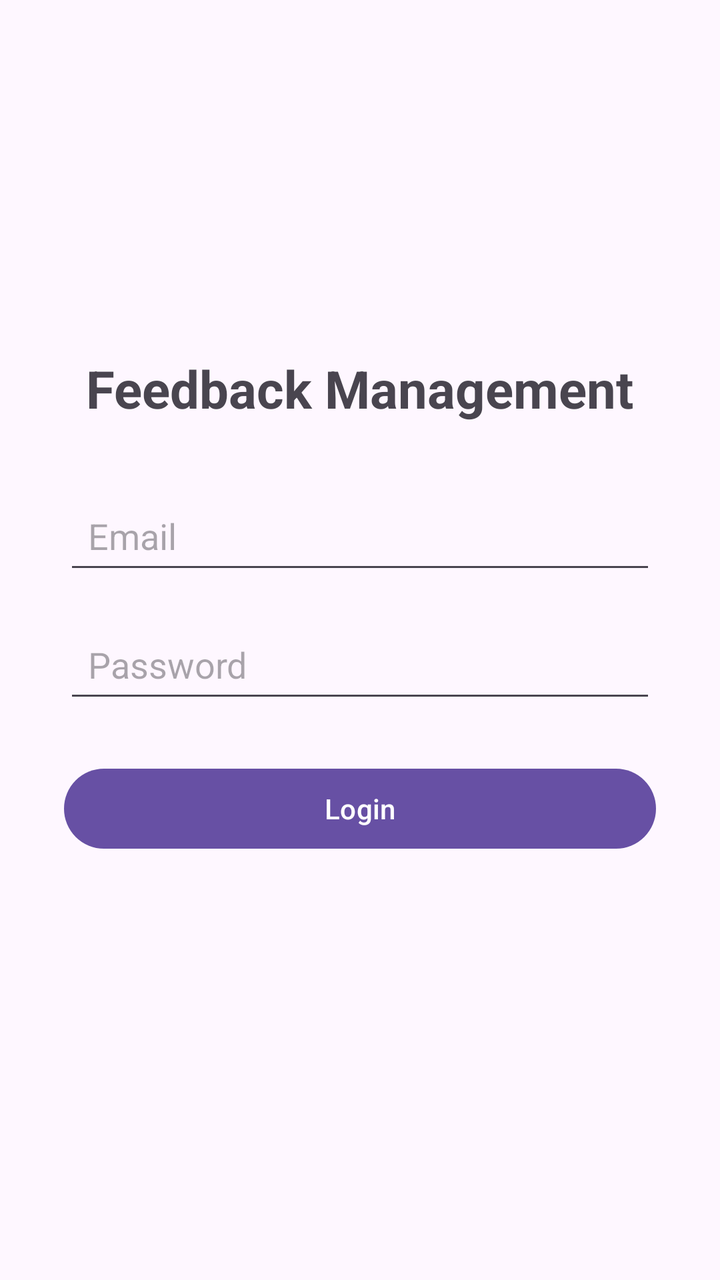
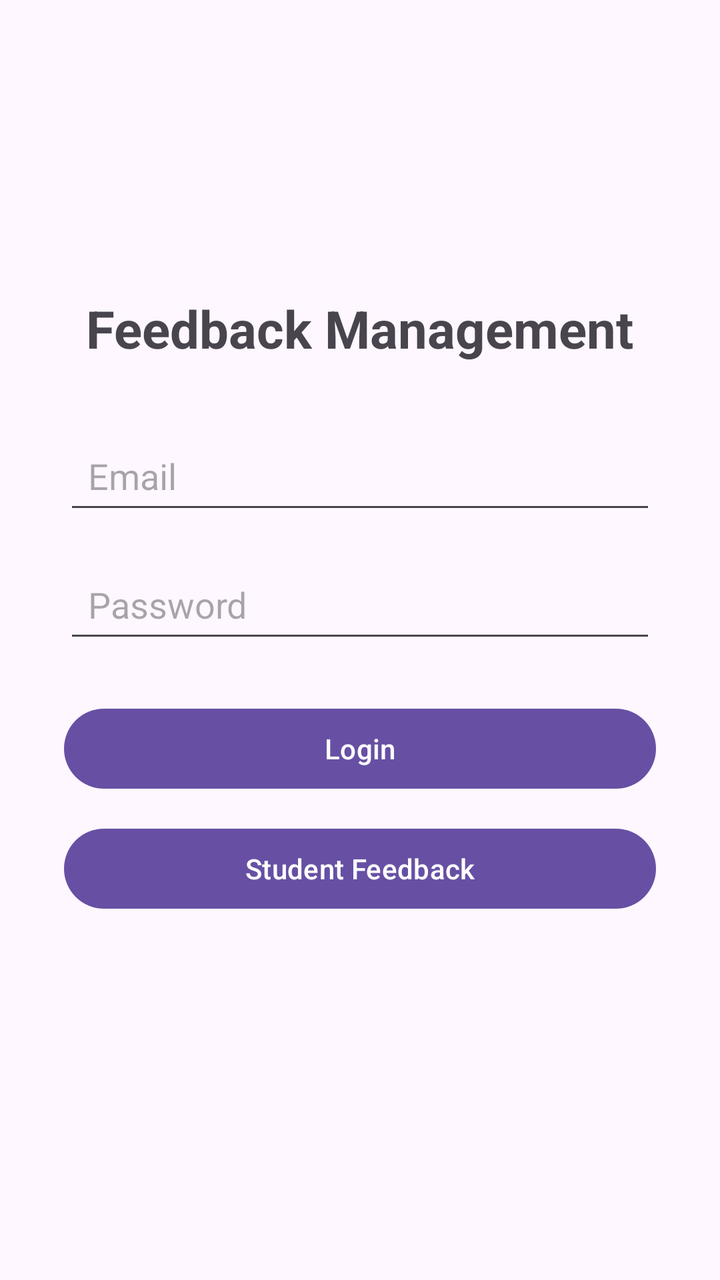

The first picture is an Android layout as it rendered before a commit; the second is the same layout after the commit. The layout source and the unified diff follow.
<!-- AndroidManifest.xml: application theme Theme.FeedbackManagement -->
<!-- res/layout/activity_main.xml -->
<?xml version="1.0" encoding="utf-8"?>
<LinearLayout xmlns:android="http://schemas.android.com/apk/res/android"
    android:id="@+id/main"
    android:layout_width="match_parent"
    android:layout_height="match_parent"
    android:orientation="vertical"
    android:gravity="center"
    android:padding="32dp">

    <TextView
        android:layout_width="wrap_content"
        android:layout_height="wrap_content"
        android:text="Feedback Management"
        android:textSize="26sp"
        android:textStyle="bold"
        android:layout_marginBottom="32dp" />

    <EditText
        android:id="@+id/emailEditText"
        android:layout_width="match_parent"
        android:layout_height="wrap_content"
        android:hint="Email"
        android:inputType="textEmailAddress"
        android:padding="12dp" />

    <EditText
        android:id="@+id/passwordEditText"
        android:layout_width="match_parent"
        android:layout_height="wrap_content"
        android:hint="Password"
        android:inputType="textPassword"
        android:padding="12dp"
        android:layout_marginTop="16dp" />

    <Button
        android:id="@+id/loginButton"
        android:layout_width="match_parent"
        android:layout_height="wrap_content"
        android:text="Login"
        android:layout_marginTop="24dp" />

    <ProgressBar
        android:id="@+id/progressBar"
        android:layout_width="wrap_content"
        android:layout_height="wrap_content"
        android:layout_marginTop="20dp"
        android:visibility="gone" />

    <TextView
        android:id="@+id/statusText"
        android:layout_width="wrap_content"
        android:layout_height="wrap_content"
        android:layout_marginTop="16dp"
        android:text="" />

</LinearLayout>
<!-- resources referenced by this layout -->
<resources>
  <style name="Theme.FeedbackManagement" parent="Base.Theme.FeedbackManagement" />
  <style name="Base.Theme.FeedbackManagement" parent="Theme.Material3.DayNight.NoActionBar">
          
          
      </style>
</resources>

<!-- the commit's change to res/layout/activity_main.xml (unified diff, before → after) -->
@@ -39,6 +39,13 @@
         android:text="Login"
         android:layout_marginTop="24dp" />
 
+    <Button
+        android:id="@+id/studentFeedbackButton"
+        android:layout_width="match_parent"
+        android:layout_height="wrap_content"
+        android:text="Student Feedback"
+        android:layout_marginTop="12dp" />
+
     <ProgressBar
         android:id="@+id/progressBar"
         android:layout_width="wrap_content"
